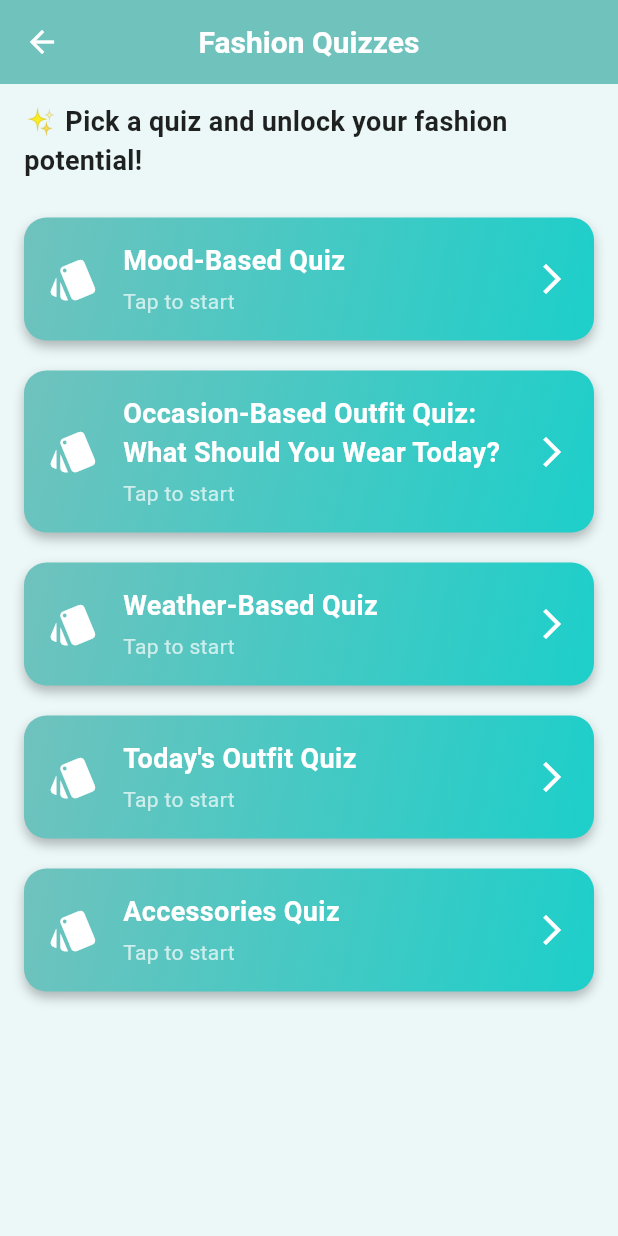
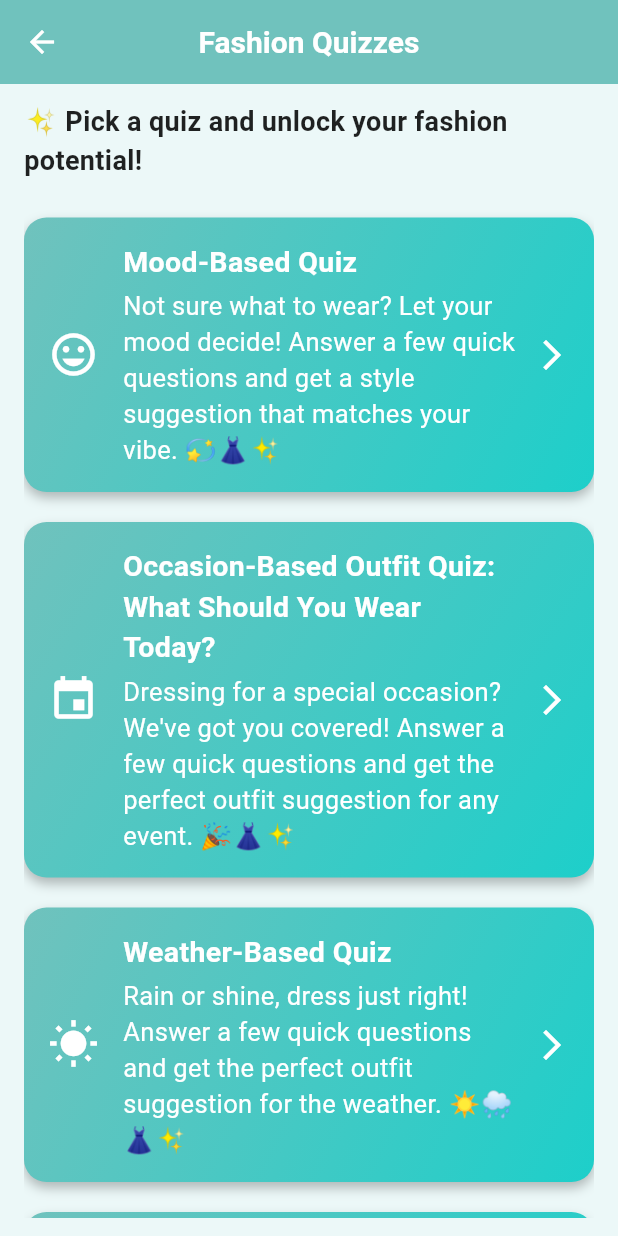
Before and after one commit to tish-aaa/outfit_maven_app_final_year_project, a Flutter app: the OutfitQuizPage screen opened directly, on a phone screen of 412 x 824 dp. Run offline on Flutter 3.47's test engine with Material 3 defaults, Android fonts, the phone set to English and light mode, and no system bars; our stand-ins replace animate_do, cached_network_image, cloud_firestore, firebase_auth, firebase_core, font_awesome_flutter and 5 more; missing offline and left inert: cloudinary_public; accounts and stored records are empty.

Commit message:
outfit_quiz ui and more better done

```diff
--- a/lib/outfit_quiz.dart
+++ b/lib/outfit_quiz.dart
@@ -3,6 +3,23 @@ import 'package:animate_do/animate_do.dart';
 import 'home_page.dart';
 import 'quiz_model.dart';
 import 'quiz_detail_page.dart';
+
+IconData _getIconFromName(String iconName) {
+  switch (iconName) {
+    case 'mood':
+      return Icons.mood;
+    case 'event':
+      return Icons.event;
+    case 'wb_sunny':
+      return Icons.wb_sunny;
+    case 'checkroom':
+      return Icons.checkroom; // If applicable
+    case 'diamond':
+      return Icons.diamond; // If applicable
+    default:
+      return Icons.style; // Default icon if not found
+  }
+}
 
 class OutfitQuizPage extends StatelessWidget {
   final Color primaryColor = Color(0xFF70C2BD); // Main theme color
@@ -87,7 +104,8 @@ class OutfitQuizPage extends StatelessWidget {
               ),
               child: Row(
                 children: [
-                  Icon(Icons.style, color: Colors.white, size: 34), // Stylish Icon
+                  Icon(_getIconFromName(quiz.iconName),
+                      color: Colors.white, size: 34),
                   SizedBox(width: 16),
                   Expanded(
                     child: Column(
@@ -95,15 +113,17 @@ class OutfitQuizPage extends StatelessWidget {
                       children: [
                         Text(quiz.title,
                             style: TextStyle(
-                                fontSize: 18,
+                                fontSize: 19,
                                 fontWeight: FontWeight.bold,
                                 color: Colors.white)),
                         SizedBox(height: 4),
-                        Text('Tap to start',
-                            style: TextStyle(fontSize: 14, color: Colors.white70)),
+                        Text(quiz.titleDescription,
+                            style:
+                                TextStyle(fontSize: 17, color: Colors.white)),
                       ],
                     ),
                   ),
+                  SizedBox(width: 12), // Add more space before the arrow
                   Icon(Icons.arrow_forward_ios, color: Colors.white),
                 ],
               ),
--- a/lib/quiz_model.dart
+++ b/lib/quiz_model.dart
@@ -1,12 +1,16 @@
 class Quiz {
   final String title;
-  final String image; // ✅ Renamed from 'image' to 'image'
+  final String image;
+  final String iconName;
+  final String titleDescription;
   final List<Question> questions;
   final Map<String, QuizResult> results;
 
   Quiz({
     required this.title,
-    required this.image, // ✅ Uses jpeg file instead of an image
+    required this.image,
+    required this.iconName, // ✅ Uses unique iconName for each quiz
+    required this.titleDescription,
     required this.questions,
     required this.results,
   });
@@ -31,6 +35,9 @@ List<Quiz> quizzes = [
   Quiz(
     title: "Mood-Based Quiz",
     image: "assets/quiz/mood_quiz.jpeg",
+    iconName: "mood",
+    titleDescription:
+        "Not sure what to wear? Let your mood decide! Answer a few quick questions and get a style suggestion that matches your vibe. 💫👗✨",
     questions: [
       Question(
         questionText: "How are you feeling today?",
@@ -141,6 +148,9 @@ List<Quiz> quizzes = [
   Quiz(
     title: "Occasion-Based Outfit Quiz: What Should You Wear Today?",
     image: "assets/quiz/occasion_quiz.jpeg",
+    iconName: "event",
+    titleDescription:
+        "Dressing for a special occasion? We've got you covered! Answer a few quick questions and get the perfect outfit suggestion for any event. 🎉👗✨",
     questions: [
       Question(
         questionText: "What’s the occasion?",
@@ -268,6 +278,9 @@ List<Quiz> quizzes = [
   Quiz(
     title: "Weather-Based Quiz",
     image: "assets/quiz/weather_quiz.jpeg",
+    iconName: "wb_sunny",
+    titleDescription:
+        "Rain or shine, dress just right! Answer a few quick questions and get the perfect outfit suggestion for the weather. ☀️🌧️👗✨",
     questions: [
       Question(
         questionText: "What's your ideal weather?",
@@ -392,6 +405,9 @@ List<Quiz> quizzes = [
   Quiz(
     title: "Today's Outfit Quiz",
     image: "assets/quiz/todays_outfit_quiz.jpeg",
+    iconName: "checkroom",
+    titleDescription:
+        "Struggling to pick an outfit? Answer a few quick questions, and we’ll style the perfect look for today! 👗✨",
     questions: [
       Question(
         questionText: "What's your vibe for the day?",
@@ -516,6 +532,9 @@ List<Quiz> quizzes = [
   Quiz(
     title: "Accessories Quiz",
     image: "assets/quiz/accessories_quiz.jpeg",
+    iconName: "diamond",
+    titleDescription:
+        "Complete your look with the perfect accessories! Answer a few quick questions to find the best match for your style. 💎✨",
     questions: [
       Question(
         questionText: "What’s your usual go-to accessory?",
```
